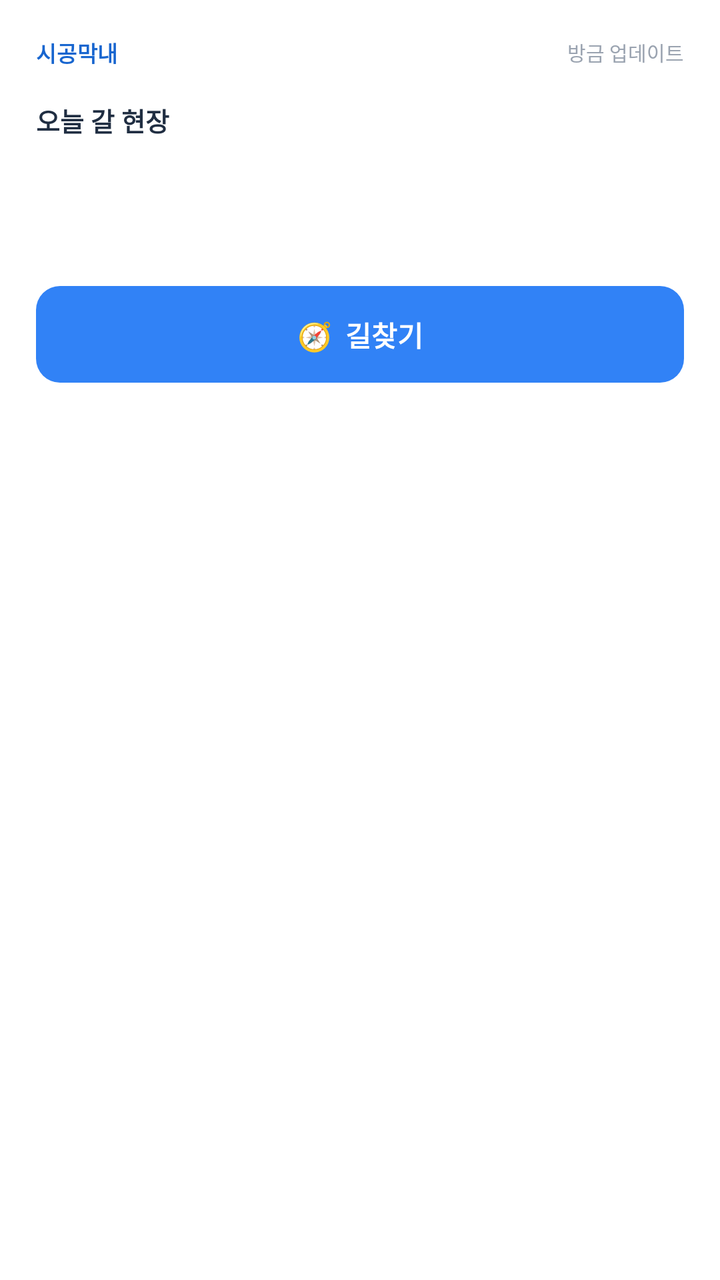
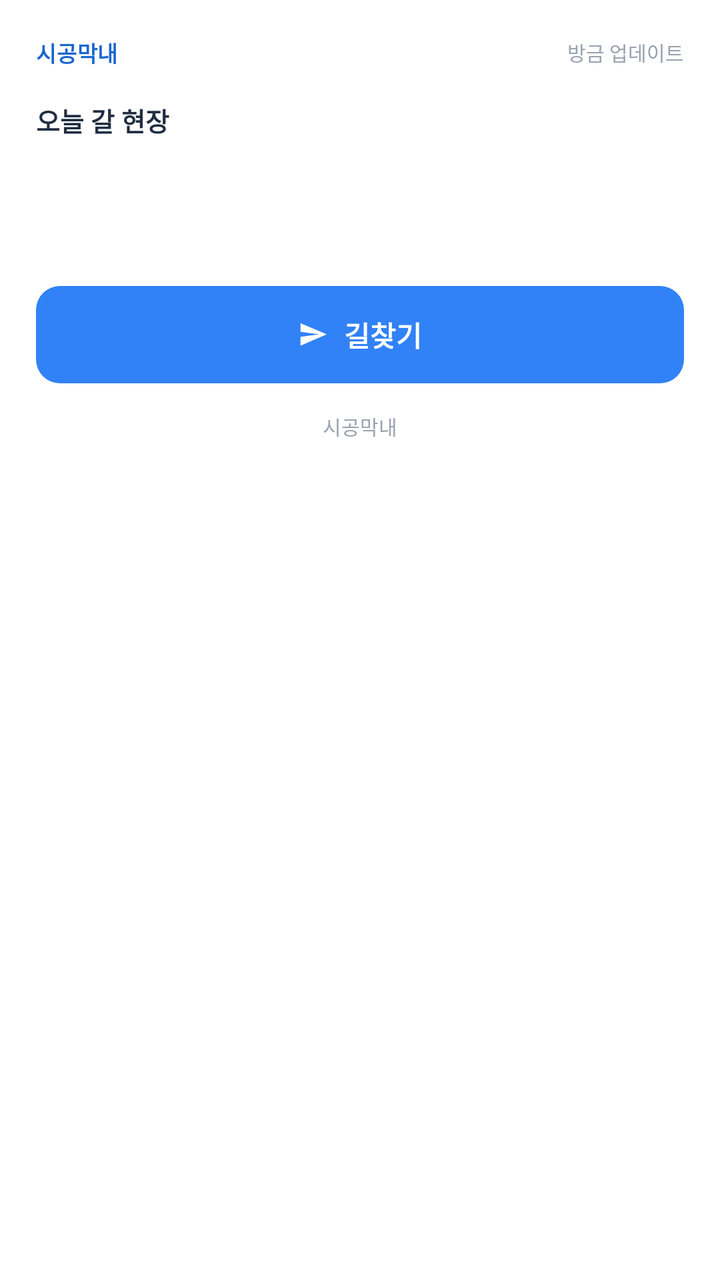

The first picture is an Android layout as it rendered before a commit; the second is the same layout after the commit. The layout source and the unified diff follow.
<!-- AndroidManifest.xml: application theme Theme.CallFollowCRM -->
<!-- res/layout/widget_today.xml -->
<?xml version="1.0" encoding="utf-8"?>
<LinearLayout xmlns:android="http://schemas.android.com/apk/res/android"
    android:id="@android:id/background"
    android:layout_width="match_parent"
    android:layout_height="match_parent"
    android:orientation="vertical"
    android:background="@drawable/widget_today_bg"
    android:padding="18dp">

    
    <LinearLayout
        android:layout_width="match_parent"
        android:layout_height="wrap_content"
        android:orientation="horizontal"
        android:gravity="center_vertical">
        <TextView
            android:layout_width="0dp"
            android:layout_height="wrap_content"
            android:layout_weight="1"
            android:text="시공막내"
            android:textColor="#1765CF"
            android:textSize="11sp"
            android:textStyle="bold"
            android:letterSpacing="0.02" />
        <TextView
            android:layout_width="wrap_content"
            android:layout_height="wrap_content"
            android:text="방금 업데이트"
            android:textColor="#9AA3B0"
            android:textSize="10sp" />
    </LinearLayout>

    
    <LinearLayout
        android:id="@+id/widget_badge_box"
        android:layout_width="match_parent"
        android:layout_height="wrap_content"
        android:orientation="vertical"
        android:layout_marginTop="15dp"
        android:visibility="gone">
        <LinearLayout
            android:layout_width="match_parent"
            android:layout_height="wrap_content"
            android:orientation="horizontal"
            android:gravity="center_vertical">
            <TextView
                android:layout_width="wrap_content"
                android:layout_height="wrap_content"
                android:text="답장 안 함"
                android:textColor="#202E42"
                android:textSize="15sp"
                android:textStyle="bold" />
            <TextView
                android:id="@+id/widget_unanswered_count"
                android:layout_width="wrap_content"
                android:layout_height="wrap_content"
                android:layout_marginStart="8dp"
                android:paddingLeft="11dp"
                android:paddingRight="11dp"
                android:paddingTop="3dp"
                android:paddingBottom="3dp"
                android:background="@drawable/widget_badge_bg"
                android:textColor="#FFFFFF"
                android:textSize="15sp"
                android:textStyle="bold" />
            <TextView
                android:layout_width="0dp"
                android:layout_height="wrap_content"
                android:layout_weight="1"
                android:gravity="end"
                android:text="›"
                android:textColor="#9AA3B0"
                android:textSize="20sp" />
        </LinearLayout>
        <LinearLayout
            android:layout_width="match_parent"
            android:layout_height="wrap_content"
            android:orientation="horizontal"
            android:gravity="center_vertical"
            android:layout_marginTop="12dp">
            <TextView
                android:id="@+id/widget_unanswered_name"
                android:layout_width="0dp"
                android:layout_height="wrap_content"
                android:layout_weight="1"
                android:maxLines="1"
                android:ellipsize="end"
                android:textColor="#202E42"
                android:textSize="14sp"
                android:textStyle="bold" />
            <TextView
                android:id="@+id/widget_unanswered_elapsed"
                android:layout_width="wrap_content"
                android:layout_height="wrap_content"
                android:layout_marginStart="8dp"
                android:textColor="#9AA3B0"
                android:textSize="11sp" />
        </LinearLayout>
        <TextView
            android:id="@+id/widget_unanswered_msg"
            android:layout_width="match_parent"
            android:layout_height="wrap_content"
            android:layout_marginTop="6dp"
            android:maxLines="1"
            android:ellipsize="end"
            android:textColor="#64748B"
            android:textSize="12sp" />
    </LinearLayout>

    
    <FrameLayout
        android:id="@+id/widget_div1"
        android:layout_width="match_parent"
        android:layout_height="1dp"
        android:layout_marginTop="16dp"
        android:background="#E7EBF1"
        android:visibility="gone" />

    
    <LinearLayout
        android:layout_width="match_parent"
        android:layout_height="wrap_content"
        android:orientation="horizontal"
        android:gravity="center_vertical"
        android:layout_marginTop="16dp">
        <TextView
            android:layout_width="0dp"
            android:layout_height="wrap_content"
            android:layout_weight="1"
            android:text="오늘 갈 현장"
            android:textColor="#202E42"
            android:textSize="13sp"
            android:textStyle="bold" />
        <TextView
            android:id="@+id/widget_count"
            android:layout_width="wrap_content"
            android:layout_height="wrap_content"
            android:textColor="#9AA3B0"
            android:textSize="11.5sp"
            android:textStyle="bold" />
    </LinearLayout>

    
    <LinearLayout
        android:id="@+id/widget_primary"
        android:layout_width="match_parent"
        android:layout_height="wrap_content"
        android:orientation="vertical"
        android:layout_marginTop="13dp">
        <LinearLayout
            android:layout_width="match_parent"
            android:layout_height="wrap_content"
            android:orientation="horizontal"
            android:gravity="center_vertical">
            <TextView
                android:id="@+id/widget_name"
                android:layout_width="0dp"
                android:layout_height="wrap_content"
                android:layout_weight="1"
                android:maxLines="1"
                android:ellipsize="end"
                android:textColor="#202E42"
                android:textSize="17sp"
                android:textStyle="bold" />
            <TextView
                android:id="@+id/widget_time"
                android:layout_width="wrap_content"
                android:layout_height="wrap_content"
                android:layout_marginStart="8dp"
                android:textColor="#202E42"
                android:textSize="15sp"
                android:textStyle="bold"
                android:visibility="gone" />
        </LinearLayout>
        <TextView
            android:id="@+id/widget_region"
            android:layout_width="match_parent"
            android:layout_height="wrap_content"
            android:layout_marginTop="5dp"
            android:maxLines="1"
            android:ellipsize="end"
            android:textColor="#5A6472"
            android:textSize="13sp" />
        <TextView
            android:id="@+id/widget_worktype"
            android:layout_width="match_parent"
            android:layout_height="wrap_content"
            android:layout_marginTop="5dp"
            android:maxLines="1"
            android:ellipsize="end"
            android:textColor="#087B58"
            android:textSize="11sp"
            android:visibility="gone" />

        
        <TextView
            android:id="@+id/widget_open"
            android:layout_width="match_parent"
            android:layout_height="wrap_content"
            android:gravity="center"
            android:layout_marginTop="15dp"
            android:paddingTop="14dp"
            android:paddingBottom="14dp"
            android:background="@drawable/widget_today_btn"
            android:text="🧭  길찾기"
            android:textColor="#FFFFFF"
            android:textSize="14sp"
            android:textStyle="bold" />
    </LinearLayout>

    
    <FrameLayout
        android:id="@+id/widget_div2"
        android:layout_width="match_parent"
        android:layout_height="1dp"
        android:layout_marginTop="16dp"
        android:background="#E7EBF1"
        android:visibility="gone" />

    
    <LinearLayout
        android:id="@+id/widget_next_box"
        android:layout_width="match_parent"
        android:layout_height="wrap_content"
        android:orientation="horizontal"
        android:gravity="center_vertical"
        android:layout_marginTop="14dp"
        android:visibility="gone">
        <TextView
            android:layout_width="wrap_content"
            android:layout_height="wrap_content"
            android:layout_marginEnd="12dp"
            android:text="이어서"
            android:textColor="#9AA3B0"
            android:textSize="10sp" />
        <LinearLayout
            android:layout_width="0dp"
            android:layout_height="wrap_content"
            android:layout_weight="1"
            android:orientation="vertical">
            <TextView
                android:id="@+id/widget_next_name"
                android:layout_width="match_parent"
                android:layout_height="wrap_content"
                android:maxLines="1"
                android:ellipsize="end"
                android:textColor="#202E42"
                android:textSize="12sp"
                android:textStyle="bold" />
            <TextView
                android:id="@+id/widget_next_region"
                android:layout_width="match_parent"
                android:layout_height="wrap_content"
                android:layout_marginTop="3dp"
                android:maxLines="1"
                android:ellipsize="end"
                android:textColor="#9AA3B0"
                android:textSize="10sp" />
        </LinearLayout>
        <TextView
            android:id="@+id/widget_next_time"
            android:layout_width="wrap_content"
            android:layout_height="wrap_content"
            android:layout_marginStart="8dp"
            android:textColor="#202E42"
            android:textSize="12sp"
            android:textStyle="bold"
            android:visibility="gone" />
    </LinearLayout>

    
    <TextView
        android:id="@+id/widget_empty"
        android:layout_width="match_parent"
        android:layout_height="wrap_content"
        android:layout_marginTop="12dp"
        android:text="오늘 갈 현장이 없어요"
        android:textColor="#64748B"
        android:textSize="14sp"
        android:textStyle="bold"
        android:visibility="gone" />
</LinearLayout>
<!-- resources referenced by this layout -->
<resources>
  <!-- drawable widget_badge_bg (drawable) -->
  <?xml version="1.0" encoding="utf-8"?>
  <shape xmlns:android="http://schemas.android.com/apk/res/android" android:shape="rectangle">
      <solid android:color="#F0436A" />
      <corners android:radius="12dp" />
  </shape>
  <!-- drawable widget_today_bg (drawable) -->
  <?xml version="1.0" encoding="utf-8"?>
  <shape xmlns:android="http://schemas.android.com/apk/res/android" android:shape="rectangle">
      <solid android:color="#FFFFFF" />
      <corners android:radius="24dp" />
  </shape>
  <!-- drawable widget_today_btn (drawable) -->
  <?xml version="1.0" encoding="utf-8"?>
  <shape xmlns:android="http://schemas.android.com/apk/res/android" android:shape="rectangle">
      <solid android:color="#3182F6" />
      <corners android:radius="12dp" />
  </shape>
  <style name="Theme.CallFollowCRM" parent="android:Theme.DeviceDefault.Light.NoActionBar">
          <item name="android:windowBackground">@android:color/white</item>
          <item name="android:statusBarColor" tools:targetApi="l">@android:color/white</item>
          <item name="android:windowLightStatusBar" tools:targetApi="m">true</item>
          
          <item name="android:windowOptOutEdgeToEdgeEnforcement" tools:targetApi="35">true</item>
      </style>
</resources>

<!-- the commit's change to res/layout/widget_today.xml (unified diff, before → after) -->
@@ -193,19 +193,29 @@
             android:visibility="gone" />
 
         
-        <TextView
+        <LinearLayout
             android:id="@+id/widget_open"
             android:layout_width="match_parent"
             android:layout_height="wrap_content"
+            android:orientation="horizontal"
             android:gravity="center"
             android:layout_marginTop="15dp"
             android:paddingTop="14dp"
             android:paddingBottom="14dp"
-            android:background="@drawable/widget_today_btn"
-            android:text="🧭  길찾기"
-            android:textColor="#FFFFFF"
-            android:textSize="14sp"
-            android:textStyle="bold" />
+            android:background="@drawable/widget_today_btn">
+            <ImageView
+                android:layout_width="15dp"
+                android:layout_height="15dp"
+                android:layout_marginEnd="8dp"
+                android:src="@drawable/ic_widget_nav" />
+            <TextView
+                android:layout_width="wrap_content"
+                android:layout_height="wrap_content"
+                android:text="길찾기"
+                android:textColor="#FFFFFF"
+                android:textSize="14sp"
+                android:textStyle="bold" />
+        </LinearLayout>
     </LinearLayout>
 
     
@@ -279,4 +289,14 @@
         android:textSize="14sp"
         android:textStyle="bold"
         android:visibility="gone" />
+
+    
+    <TextView
+        android:layout_width="match_parent"
+        android:layout_height="wrap_content"
+        android:layout_marginTop="14dp"
+        android:gravity="center"
+        android:text="시공막내"
+        android:textColor="#9AA3B0"
+        android:textSize="10sp" />
 </LinearLayout>
<!-- resource entries referenced after the edit -->
@@ -1,5 +1,17 @@
 <!-- resources referenced by this layout -->
 <resources>
+  <!-- drawable ic_widget_nav (drawable) -->
+  <?xml version="1.0" encoding="utf-8"?>
+  <vector xmlns:android="http://schemas.android.com/apk/res/android"
+      android:width="16dp"
+      android:height="16dp"
+      android:viewportWidth="24"
+      android:viewportHeight="24"
+      android:tint="#FFFFFF">
+      <path
+          android:fillColor="#FFFFFF"
+          android:pathData="M2,21L23,12L2,3L2,10L17,12L2,14Z" />
+  </vector>
   <!-- drawable widget_badge_bg (drawable) -->
   <?xml version="1.0" encoding="utf-8"?>
   <shape xmlns:android="http://schemas.android.com/apk/res/android" android:shape="rectangle">
